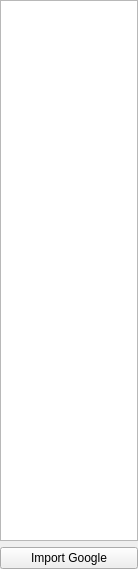
The window that src/Gui/ContactsWidget.ui (m1k3lm/wazapp-desktop) describes before a commit, drawn with Qt 5.
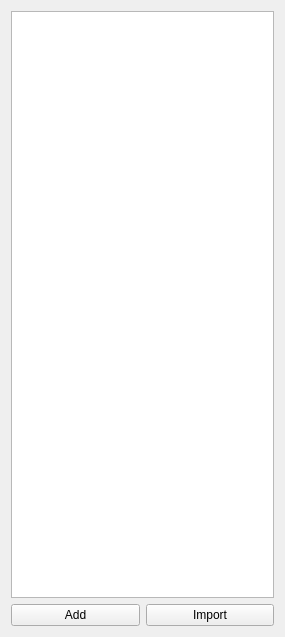
The same window after the commit. Icons and pictures are not drawn.

Commit message: removed alias stuff and added editing of contacts

Patch:
```diff
--- a/src/Gui/ContactsWidget.ui
+++ b/src/Gui/ContactsWidget.ui
@@ -6,17 +6,14 @@
    <rect>
     <x>0</x>
     <y>0</y>
-    <width>138</width>
-    <height>569</height>
+    <width>285</width>
+    <height>637</height>
    </rect>
   </property>
   <property name="windowTitle">
    <string>Contacts</string>
   </property>
   <layout class="QVBoxLayout" name="verticalLayout">
-   <property name="margin">
-    <number>0</number>
-   </property>
    <item>
     <widget class="QListWidget" name="contactList">
      <property name="sizePolicy">
@@ -37,17 +34,34 @@
     </widget>
    </item>
    <item>
+    <layout class="QHBoxLayout" name="horizontalLayout">
+     <item>
+      <widget class="QPushButton" name="addContactButton">
+       <property name="toolTip">
+        <string>Add new contact</string>
+       </property>
+       <property name="text">
+        <string>Add</string>
+       </property>
+       <property name="icon">
+        <iconset theme="add"/>
+       </property>
+      </widget>
+     </item>
+     <item>
     <widget class="QPushButton" name="importGoogleContactsButton">
      <property name="toolTip">
       <string>import contacts from your google contacts account</string>
      </property>
      <property name="text">
-      <string>Import Google</string>
+        <string>Import</string>
      </property>
      <property name="icon">
       <iconset theme="browser-download"/>
      </property>
     </widget>
+     </item>
+    </layout>
    </item>
   </layout>
  </widget>
```
Left out of the diff: 3 changed lines with no effect on the pictures. Lines whose indentation alone changed are shown as unchanged. The commit also changes 5 other files.
